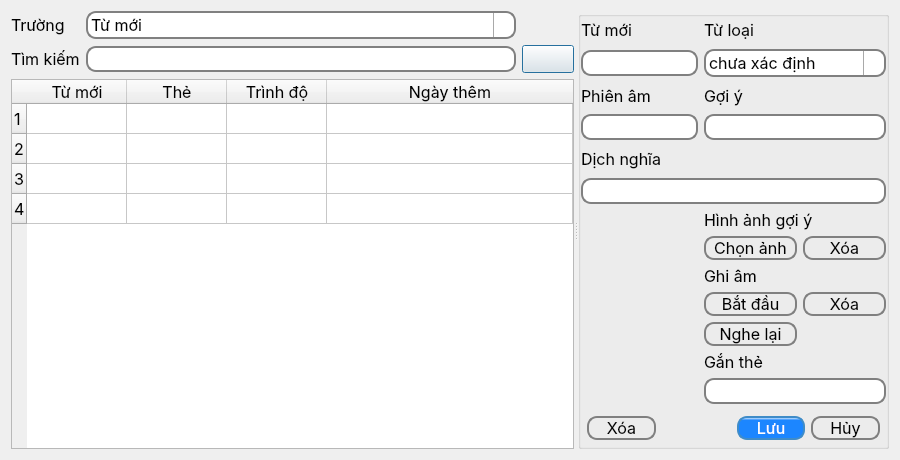
Old version of the form interface/form/browser.ui in the repository deserteagle735/memento.
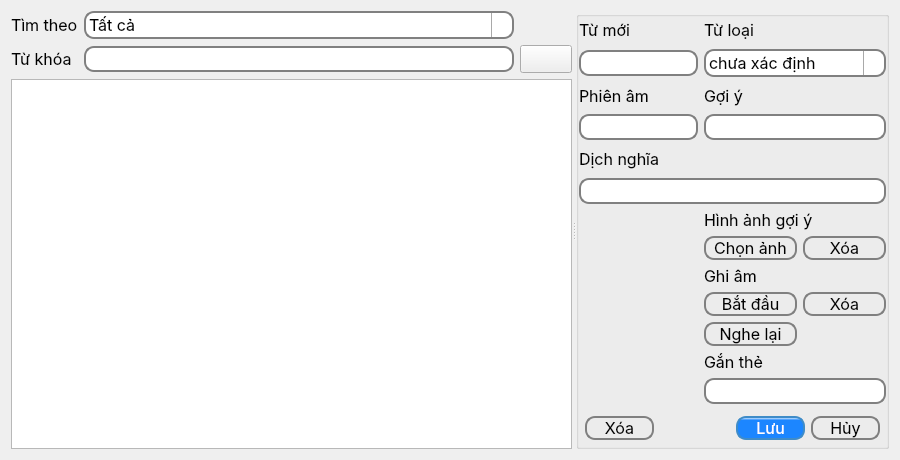
New version of the form. Icons and pictures are not drawn.

Commit message: Fix bug in browser and add settings function

Patch:
```diff
--- a/interface/form/browser.ui
+++ b/interface/form/browser.ui
@@ -51,14 +51,14 @@
          <item row="1" column="0">
           <widget class="QLabel" name="label_2">
            <property name="text">
-            <string>Tìm kiếm</string>
+            <string>Từ khóa</string>
            </property>
           </widget>
          </item>
          <item row="0" column="0">
           <widget class="QLabel" name="label_3">
            <property name="text">
-            <string>Trường</string>
+            <string>Tìm theo</string>
            </property>
           </widget>
          </item>
@@ -86,6 +86,9 @@
             <iconset resource="../../resource.qrc">
              <normaloff>:/resource/search.png</normaloff>:/resource/search.png</iconset>
            </property>
+           <property name="autoDefault">
+            <bool>false</bool>
+           </property>
           </widget>
          </item>
          <item row="0" column="1">
@@ -112,6 +115,11 @@
 
 </string>
            </property>
+           <item>
+            <property name="text">
+             <string>Tất cả</string>
+            </property>
+           </item>
            <item>
             <property name="text">
              <string>Từ mới</string>
@@ -137,7 +145,22 @@
         </layout>
        </item>
        <item>
-        <widget class="QTableWidget" name="tableWidget">
+        <widget class="QTableView" name="tableView">
+         <property name="editTriggers">
+          <set>QAbstractItemView::NoEditTriggers</set>
+         </property>
+         <property name="alternatingRowColors">
+          <bool>false</bool>
+         </property>
+         <property name="selectionMode">
+          <enum>QAbstractItemView::SingleSelection</enum>
+         </property>
+         <property name="selectionBehavior">
+          <enum>QAbstractItemView::SelectRows</enum>
+         </property>
+         <property name="horizontalScrollMode">
+          <enum>QAbstractItemView::ScrollPerItem</enum>
+         </property>
          <property name="showGrid">
           <bool>true</bool>
          </property>
@@ -147,51 +170,15 @@
          <property name="sortingEnabled">
           <bool>true</bool>
          </property>
-         <property name="rowCount">
-          <number>4</number>
-         </property>
-         <property name="columnCount">
-          <number>4</number>
-         </property>
          <attribute name="horizontalHeaderCascadingSectionResizes">
           <bool>true</bool>
          </attribute>
-         <attribute name="horizontalHeaderDefaultSectionSize">
-          <number>100</number>
+         <attribute name="horizontalHeaderHighlightSections">
+          <bool>false</bool>
          </attribute>
          <attribute name="horizontalHeaderStretchLastSection">
           <bool>true</bool>
          </attribute>
-         <attribute name="verticalHeaderVisible">
-          <bool>true</bool>
-         </attribute>
-         <attribute name="verticalHeaderStretchLastSection">
-          <bool>false</bool>
-         </attribute>
-         <row/>
-         <row/>
-         <row/>
-         <row/>
-         <column>
-          <property name="text">
-           <string>Từ mới</string>
-          </property>
-         </column>
-         <column>
-          <property name="text">
-           <string>Thẻ</string>
-          </property>
-         </column>
-         <column>
-          <property name="text">
-           <string>Trình độ</string>
-          </property>
-         </column>
-         <column>
-          <property name="text">
-           <string>Ngày thêm</string>
-          </property>
-         </column>
         </widget>
        </item>
       </layout>
@@ -505,7 +492,10 @@
             <string/>
            </property>
            <property name="scaledContents">
-            <bool>true</bool>
+            <bool>false</bool>
+           </property>
+           <property name="alignment">
+            <set>Qt::AlignCenter</set>
            </property>
           </widget>
          </item>
@@ -571,6 +561,9 @@
               <property name="shortcut">
                <string>F3</string>
               </property>
+              <property name="autoDefault">
+               <bool>false</bool>
+              </property>
              </widget>
             </item>
             <item row="0" column="3">
```
Left out of the diff: 34 changed lines with no effect on the pictures. The commit also changes 17 other files.
